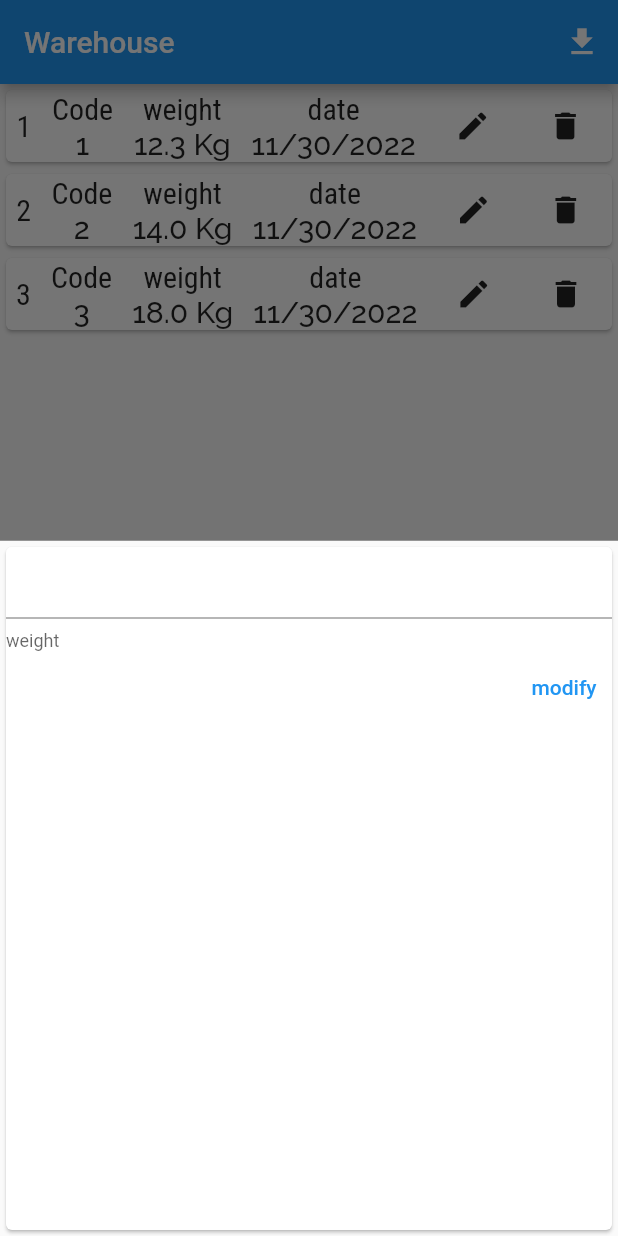
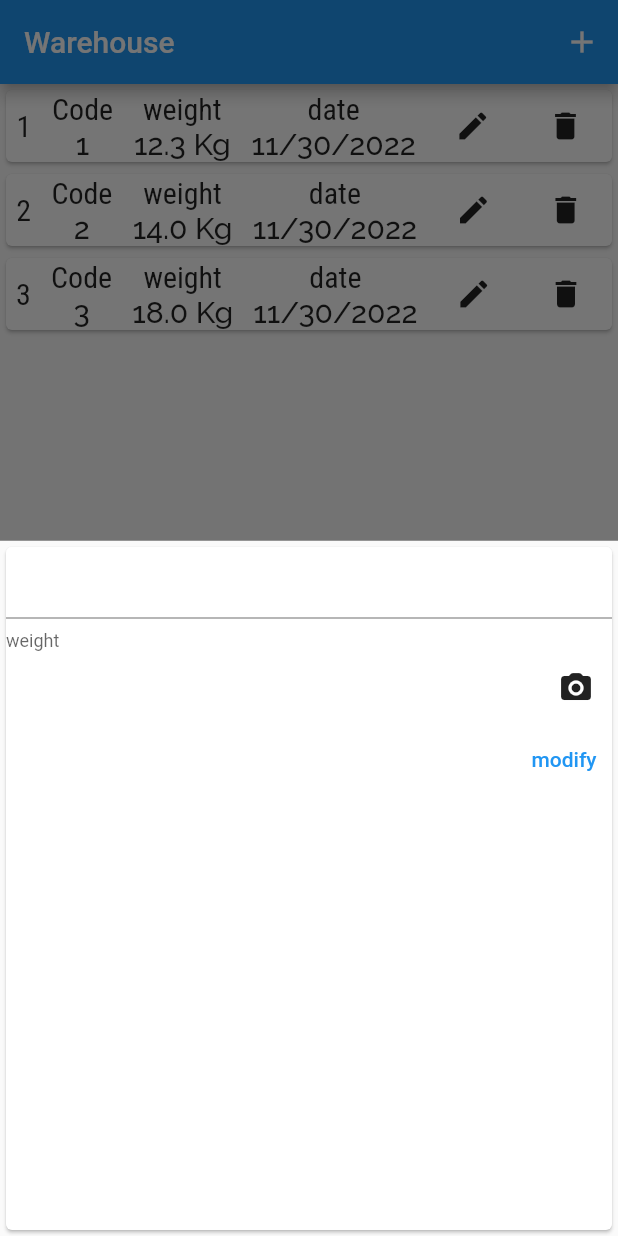
Before and after one commit to reza0314/warehouse_manager, a Flutter app: the screen it shows after launch, after a tap on the "edit" icon, on a phone screen of 412 x 824 dp. Run offline on Flutter 3.47's test engine with Material 2 defaults, Android fonts, the phone set to English and light mode, and no system bars; our stand-ins replace camera.

Commit message:
adding starter code for camera

```diff
--- a/lib/main.dart
+++ b/lib/main.dart
@@ -1,22 +1,36 @@
+// ignore_for_file: prefer_final_fields, unused_field
+
+import 'package:camera/camera.dart';
 import 'package:flutter/material.dart';
 import 'package:intl/intl.dart';
 
 import './models/data_model.dart';
 import './widgets/add_new_data.dart';
 
-void main() {
-  runApp(const MyApp());
+Future<void> main() async {
+  WidgetsFlutterBinding.ensureInitialized();
+  final cameras = await availableCameras();
+  final firstCamera = cameras.first;
+  runApp(MyApp(
+    cam: firstCamera,
+  ));
 }
 
 // ignore: must_be_immutable
 class MyApp extends StatefulWidget {
-  const MyApp({super.key});
+  final CameraDescription cam;
+  const MyApp({super.key, required this.cam});
 
   @override
   State<MyApp> createState() => _MyAppState();
 }
 
 class _MyAppState extends State<MyApp> {
+  late CameraController _camController =
+      CameraController(widget.cam, ResolutionPreset.medium, enableAudio: false);
+
+  late Future<void> _initializeControllerFuture = _camController.initialize();
+
   final List<DataModel> _data = [
     DataModel(
       code: "1",
@@ -91,6 +105,12 @@ class _MyAppState extends State<MyApp> {
   // }
 
   @override
+  void dispose() {
+    _camController.dispose();
+    super.dispose();
+  }
+
+  @override
   Widget build(BuildContext context) {
     return MaterialApp(
       title: 'Warehouse App',
@@ -107,16 +127,12 @@ class _MyAppState extends State<MyApp> {
         ),
       ),
       home: Scaffold(
-        floatingActionButton: FloatingActionButton(
-          onPressed: () {},
-          child: const Icon(Icons.add),
-        ),
         appBar: AppBar(
           title: const Text("Warehouse"),
           actions: [
             IconButton(
-              onPressed: () {},
-              icon: const Icon(Icons.download),
+              onPressed: () => _startAddNew(context, false, "1"),
+              icon: const Icon(Icons.add),
             ),
           ],
         ),
@@ -178,6 +194,10 @@ class _MyAppState extends State<MyApp> {
             );
           },
         ),
+        floatingActionButton: FloatingActionButton(
+          onPressed: () => _startAddNew(context, false, "1"),
+          child: const Icon(Icons.add),
+        ),
       ),
     );
   }
--- a/lib/widgets/add_new_data.dart
+++ b/lib/widgets/add_new_data.dart
@@ -1,4 +1,8 @@
 // ignore_for_file: prefer_const_constructors, unused_field
+import 'dart:async';
+import 'dart:io';
+
+import 'package:camera/camera.dart';
 
 import 'package:flutter/material.dart';
 
@@ -33,6 +37,12 @@ class _NewDataState extends State<NewDataPage> {
             controller: _weightTextFieldController,
             decoration: const InputDecoration(helperText: "weight"),
           ),
+          IconButton(
+            onPressed: () {},
+            icon: Icon(
+              Icons.camera_alt_rounded,
+            ),
+          ),
           TextButton(
             onPressed: () {
               if (widget.modify) {
@@ -47,7 +57,8 @@ class _NewDataState extends State<NewDataPage> {
               }
             },
             child: Text(widget.modify ? "modify" : "add"),
-          )
+          ),
+
         ],
       ),
     );
```
Also changed, not shown: 1 other file.
